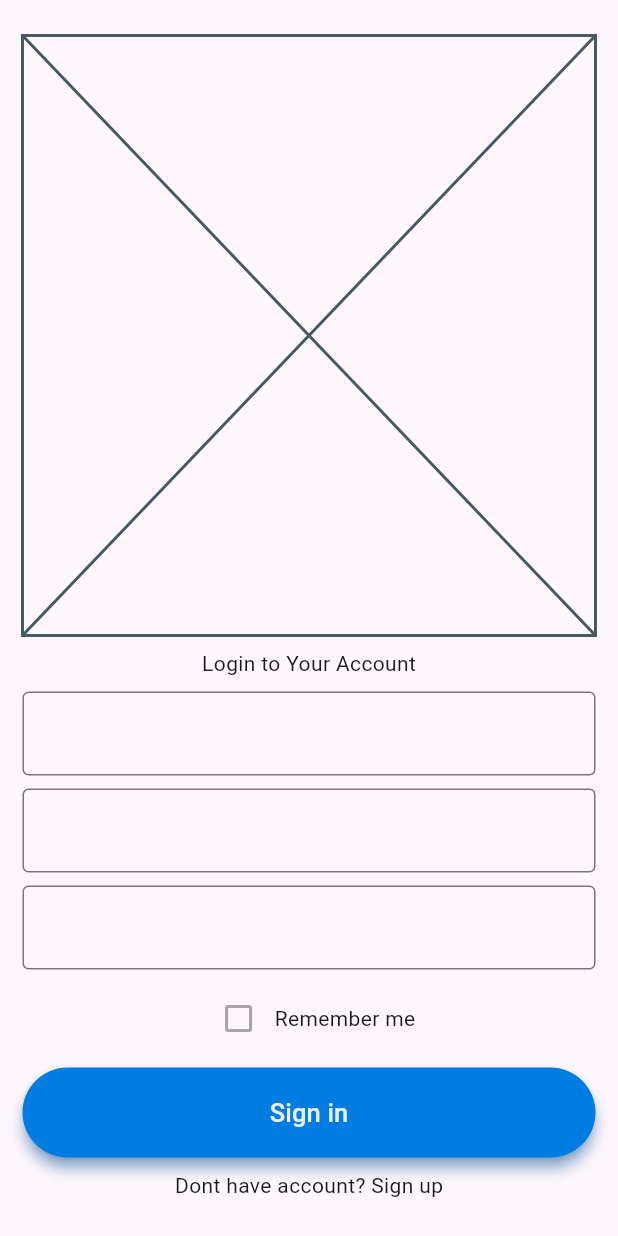
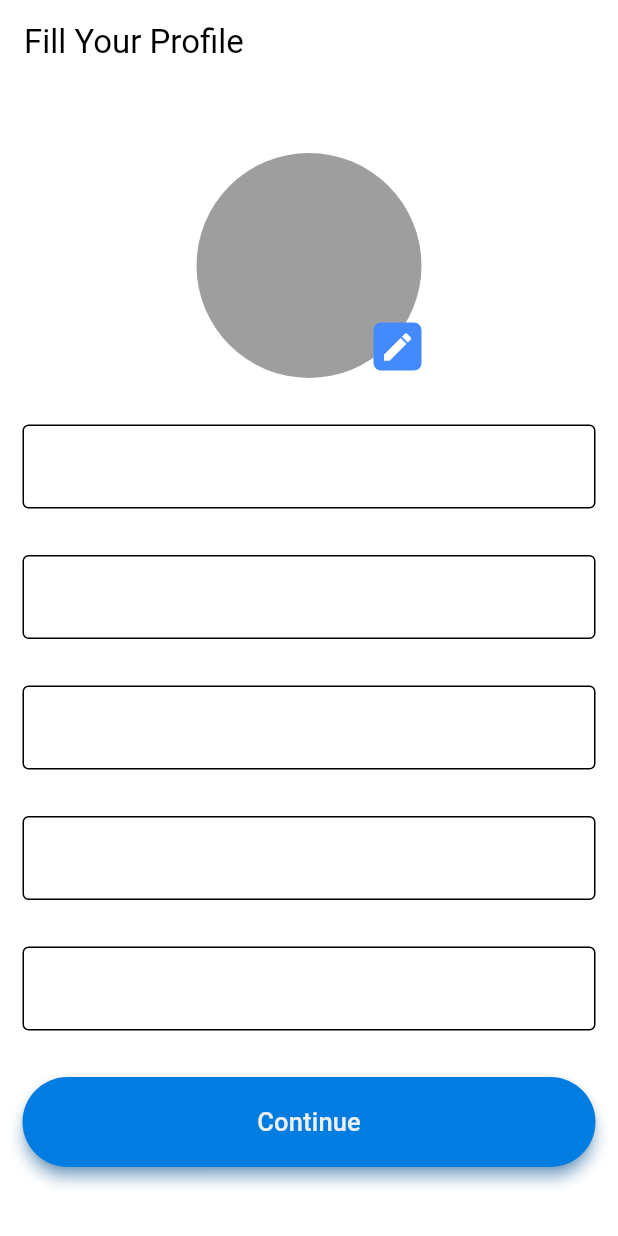
Before and after one commit to josephdgb1996/hichat-flutter-firebase, a Flutter app: the screen it shows after launch, on a phone screen of 412 x 824 dp. Run offline on Flutter 3.47's test engine with Material 3 defaults, Android fonts, the phone set to English and light mode, and no system bars; our stand-ins replace bloc, dots_indicator, flutter_bloc, get_it.

Commit message:
ui changes

```diff
--- a/lib/src/@core/statics/theme/theme.dart
+++ b/lib/src/@core/statics/theme/theme.dart
@@ -11,4 +11,8 @@ abstract class AppTheme {
     primary: AppColors.primary,
     secondary: AppColors.secondary,
   );
+
+  static ThemeData lighTheme = ThemeData.from(
+    colorScheme: lightColorScheme,
+  );
 }
--- a/lib/src/@core/utilities/text_utilities.dart
+++ b/lib/src/@core/utilities/text_utilities.dart
@@ -5,7 +5,6 @@ abstract class TextUtilities {
       String substringLetters = value.substring(1).toLowerCase();
       return "$firstLetterUppercase$substringLetters";
     }
-
     return value;
   }
 
--- /dev/null
+++ b/lib/src/@core/widgets/custom_text_field.dart
@@ -0,0 +1,16 @@
+import 'package:flutter/material.dart';
+
+class CustomTextField extends StatelessWidget {
+  const CustomTextField({super.key});
+
+  @override
+  Widget build(BuildContext context) {
+    const InputDecoration inputDecoration = InputDecoration(
+      border: OutlineInputBorder(),
+    );
+
+    return const TextField(
+      decoration: inputDecoration,
+    );
+  }
+}
--- a/lib/src/@core/widgets/rounded_button.dart
+++ b/lib/src/@core/widgets/rounded_button.dart
@@ -14,7 +14,7 @@ class RoundedButton extends StatelessWidget {
     ColorScheme colorScheme = theme.colorScheme;
     TextTheme textTheme = theme.textTheme;
 
-    Color color = backgroundColor ?? const Color.fromARGB(255, 1, 124, 225);
+    Color color = backgroundColor ?? colorScheme.primary;
 
     ButtonStyle buttonStyle = ElevatedButton.styleFrom(
       shadowColor: color,
--- /dev/null
+++ b/lib/src/@core/widgets/widgets.dart
@@ -0,0 +1,2 @@
+export 'custom_text_field.dart';
+export 'rounded_button.dart';
--- a/lib/src/app.dart
+++ b/lib/src/app.dart
@@ -1,4 +1,6 @@
+import 'package:app/src/@core/statics/theme/theme.dart';
 import 'package:app/src/module/auth/screens/auth_screen.dart';
+import 'package:app/src/module/auth/screens/fill_profile_screen.dart';
 import 'package:app/src/module/auth/screens/signin_with_email.dart';
 import 'package:app/src/module/auth/screens/signup_with_email.dart';
 import 'package:flutter/material.dart';
@@ -14,10 +16,11 @@ class HiChat extends StatelessWidget {
   Widget build(BuildContext context) {
     return MaterialApp(
       title: 'Hi Chat',
+      theme: AppTheme.lighTheme,
       home: SafeArea(
         child: BlocProvider(
           create: (context) => OnboardingBloc(),
-          child: const SignUpWithEmail(),
+          child: const FillProfileScreen(),
         ),
       ),
     );
--- /dev/null
+++ b/lib/src/module/auth/screens/fill_profile_screen.dart
@@ -0,0 +1,55 @@
+import 'package:app/src/@core/widgets/custom_text_field.dart';
+import 'package:app/src/@core/widgets/rounded_button.dart';
+import 'package:flutter/material.dart';
+
+class FillProfileScreen extends StatelessWidget {
+  const FillProfileScreen({super.key});
+
+  @override
+  Widget build(BuildContext context) {
+    return Scaffold(
+      appBar: AppBar(
+        title: Text("Fill Your Profile"),
+      ),
+      body: Padding(
+        padding: const EdgeInsets.all(15.0),
+        child: Column(
+          mainAxisAlignment: MainAxisAlignment.spaceEvenly,
+          crossAxisAlignment: CrossAxisAlignment.center,
+          children: [
+            Stack(
+              children: [
+                Container(
+                  height: 150,
+                  width: 150,
+                  decoration: BoxDecoration(
+                    color: Colors.grey,
+                    borderRadius: BorderRadius.circular(200),
+                  ),
+                ),
+                Positioned(
+                  bottom: 5,
+                  right: 0,
+                  child: Container(
+                    padding: const EdgeInsets.all(4.0),
+                    decoration: BoxDecoration(
+                    color: Theme.of(context).primaryColor,
+                    borderRadius: BorderRadius.circular(5.0),
+                    ),
+                    child: Icon(Icons.edit, color: Colors.white),
+                  ),
+                ),
+              ],
+            ),
+            CustomTextField(),
+            CustomTextField(),
+            CustomTextField(),
+            CustomTextField(),
+            CustomTextField(),
+            RoundedButton(text: "Continue")
+          ],
+        ),
+      ),
+    );
+  }
+}
--- a/lib/src/module/auth/screens/signin_with_email.dart
+++ b/lib/src/module/auth/screens/signin_with_email.dart
@@ -1,3 +1,4 @@
+import 'package:app/src/@core/widgets/custom_text_field.dart';
 import 'package:app/src/@core/widgets/rounded_button.dart';
 import 'package:flutter/material.dart';
 
@@ -15,18 +16,8 @@ class SignInWithEmail extends StatelessWidget {
           children: [
             Placeholder(),
             Text("Login to Your Account"),
-            TextField(
-              decoration: InputDecoration(
-                fillColor: Colors.red,
-                border: OutlineInputBorder()
-              ),
-            ),
-            TextField(
-              decoration: InputDecoration(
-                fillColor: Colors.red,
-                border: OutlineInputBorder()
-              ),
-            ),
+            CustomTextField(),
+            CustomTextField(),
             Row(
               mainAxisAlignment: MainAxisAlignment.center,
               children: [Checkbox(value: false, onChanged: null), Text("Remember me")],
--- a/lib/src/module/auth/screens/signup_with_email.dart
+++ b/lib/src/module/auth/screens/signup_with_email.dart
@@ -1,3 +1,4 @@
+import 'package:app/src/@core/widgets/custom_text_field.dart';
 import 'package:app/src/@core/widgets/rounded_button.dart';
 import 'package:flutter/material.dart';
 
@@ -15,15 +16,9 @@ class SignUpWithEmail extends StatelessWidget {
           children: [
             Placeholder(),
             Text("Login to Your Account"),
-            TextField(
-              decoration: InputDecoration(fillColor: Colors.red, border: OutlineInputBorder()),
-            ),
-            TextField(
-              decoration: InputDecoration(fillColor: Colors.red, border: OutlineInputBorder()),
-            ),
-            TextField(
-              decoration: InputDecoration(fillColor: Colors.red, border: OutlineInputBorder()),
-            ),
+            CustomTextField(),
+            CustomTextField(),
+            CustomTextField(),
             Row(
               mainAxisAlignment: MainAxisAlignment.center,
               children: [Checkbox(value: false, onChanged: null), Text("Remember me")],
```
Also changed, not shown: lib/src/@core/statics/assets/assets.dart (renamed from lib/src/assets.dart).
